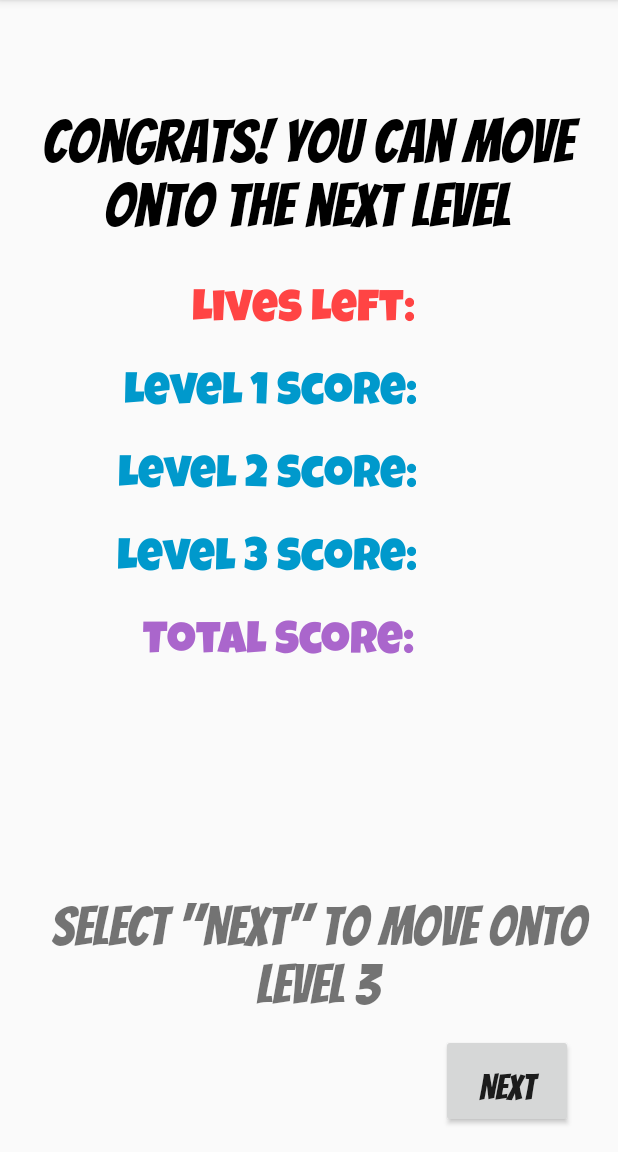
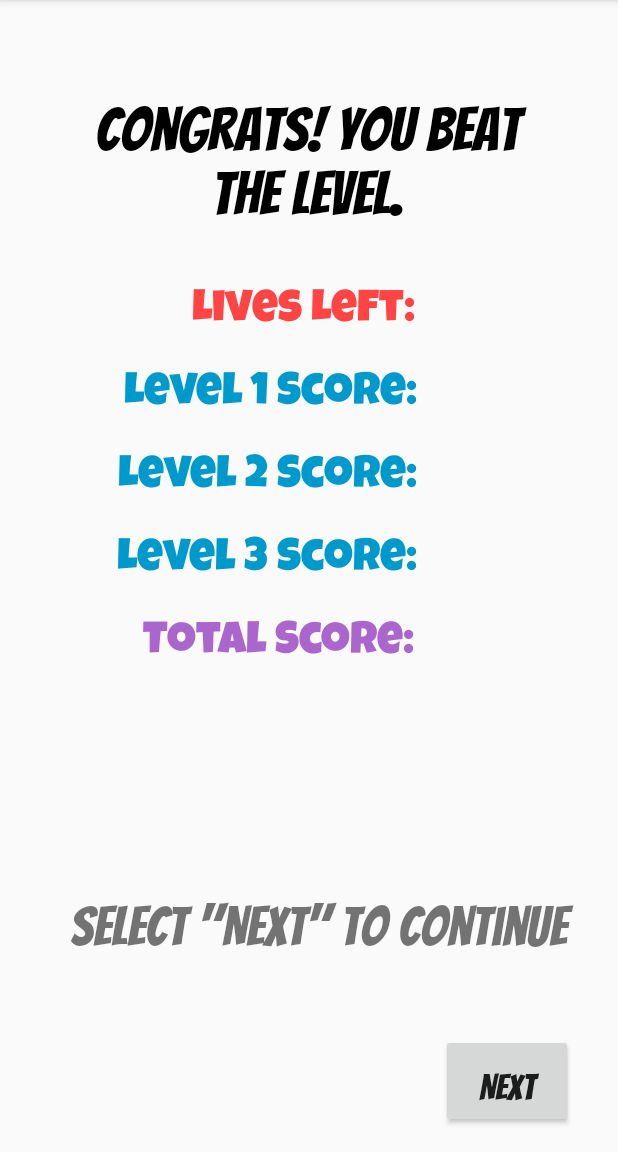
Before and after one commit to CraigP17/GameBoi-CSC207, an Android app: the FlashWin screen opened directly, with no data from a screen before it, on a phone screen of 412 x 824 dp, the part 84-1236 px from its top. Run offline under Robolectric (Android 15) with nearby library versions, the phone set to English and light mode, and no system bars; 8 statements that could not run were skipped.

Commit message:
Updated the Win and Loss pages to properly increment the User's levels and take them to the appropriate next level and save the User's data to the file. Added function to MainActivity where if a User who has beat the game is selected, it will take them to the leader board and not crash the game

```diff
--- a/phase1/app/src/main/java/com/example/gameboi/MainActivity.java
+++ b/phase1/app/src/main/java/com/example/gameboi/MainActivity.java
@@ -90,10 +90,16 @@ public class MainActivity extends AppCompatActivity {
         startActivity(intent);
     }
 
+    private void toLeaderboard(User user) {
+        Intent intent = new Intent(this, Leaderboard.class);
+        startActivity(intent);
+    }
+
     private void sendToLevel(User user) {
         if (user.getCurrLevel() == 0) { toMathGame(user);}
         else if (user.getCurrLevel() == 1) { toSimonGame(user);}
         else if (user.getCurrLevel() == 2) { toRockPaperScissors(user);}
+        else if (user.getCurrLevel() == 3) { toLeaderboard(user);}
     }
 
     private void sendToNextScreen(User user){
--- a/phase1/app/src/main/res/layout/activity_flash_win.xml
+++ b/phase1/app/src/main/res/layout/activity_flash_win.xml
@@ -8,16 +8,16 @@
 
     <TextView
         android:id="@+id/textView7"
-        android:layout_width="410dp"
-        android:layout_height="120dp"
-        android:layout_marginTop="52dp"
+        android:layout_width="313dp"
+        android:layout_height="118dp"
+        android:layout_marginTop="44dp"
         android:fontFamily="@font/bangers"
         android:text="@string/flashWin1"
         android:textAlignment="center"
         android:textColor="@android:color/black"
         android:textSize="40sp"
         app:layout_constraintEnd_toEndOf="parent"
-        app:layout_constraintHorizontal_bias="0.0"
+        app:layout_constraintHorizontal_bias="0.487"
         app:layout_constraintStart_toStartOf="parent"
         app:layout_constraintTop_toTopOf="parent" />
 
--- a/phase1/app/src/main/res/values/strings.xml
+++ b/phase1/app/src/main/res/values/strings.xml
@@ -37,15 +37,15 @@
     <string name="blue">BLUE</string>
     <string name="green">GREEN</string>
     <string name="lose1">-1</string>
-    <string name="flashLoss">You lost a life! You got 2 patterns incorrect!</string>
-    <string name="flashWin1">Congrats! You can move onto the next level</string>
+    <string name="flashLoss">You lost a life! You got incorrect answers!</string>
+    <string name="flashWin1">Congrats! You beat the level.</string>
     <string name="flashGames">You have won:</string>
     <string name="flashLives">Lives Left:</string>
     <string name="mathScore">Level 1 Score:</string>
     <string name="flashLvlScore">Level 2 Score:</string>
     <string name="RPSScore">Level 3 Score:</string>
     <string name="flashTotal">Total Score:</string>
-    <string name="flashWin2">Select \"Next\" to move onto Level 3</string>
+    <string name="flashWin2">Select \"Next\" to Continue</string>
     <string name="flashScore">120</string>
     <string name="score">Score:</string>
     <string name="icon">icon</string>
```
Also changed, not shown: phase1/app/src/main/java/com/example/gameboi/FlashLoss.java (+19 -13 lines), phase1/app/src/main/java/com/example/gameboi/FlashWin.java (+8 -4 lines).
